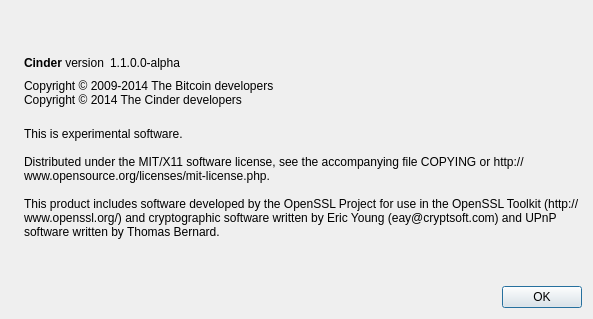
Above: src/qt/forms/aboutdialog.ui from CrypTraider/Cinder before the change. Below: the same form after it.
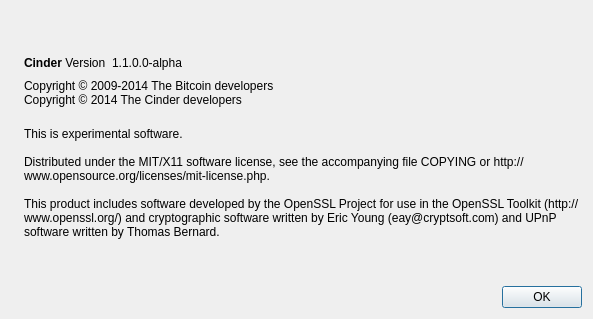
That is the form after the change. Icons and pictures are not drawn.

What changed in the file:
```diff
--- a/src/qt/forms/aboutdialog.ui
+++ b/src/qt/forms/aboutdialog.ui
@@ -50,7 +50,7 @@
           <cursorShape>IBeamCursor</cursorShape>
          </property>
          <property name="text">
-          <string>&lt;b&gt;Cinder&lt;/b&gt; version</string>
+          <string>&lt;html&gt;&lt;head/&gt;&lt;body&gt;&lt;p&gt;&lt;span style=&quot; font-weight:600;&quot;&gt;Cinder&lt;/span&gt; Version&lt;/p&gt;&lt;/body&gt;&lt;/html&gt;</string>
          </property>
          <property name="textInteractionFlags">
           <set>Qt::LinksAccessibleByMouse|Qt::TextSelectableByKeyboard|Qt::TextSelectableByMouse</set>
```
